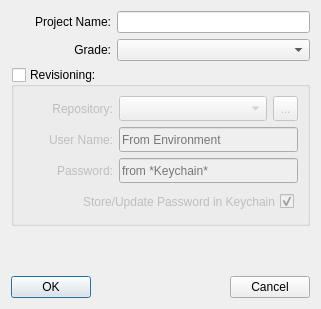
The window that src/ATE/org/actions_on/project/ProjectWizard.ui (goanpeca/ATE.org) describes before a commit, drawn with Qt 5.
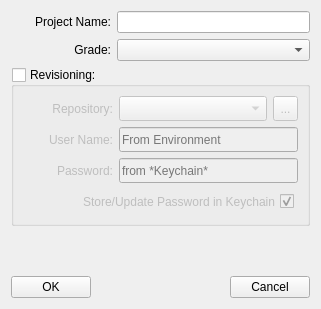
The same window after the commit.

What changed in the file:
```diff
--- a/src/ATE/org/actions_on/project/ProjectWizard.ui
+++ b/src/ATE/org/actions_on/project/ProjectWizard.ui
@@ -476,6 +476,9 @@
        <property name="text">
         <string>OK</string>
        </property>
+       <property name="autoDefault">
+        <bool>false</bool>
+       </property>
       </widget>
      </item>
      <item>
@@ -496,6 +499,9 @@
        <property name="text">
         <string>Cancel</string>
        </property>
+       <property name="autoDefault">
+        <bool>false</bool>
+       </property>
       </widget>
      </item>
     </layout>
```
